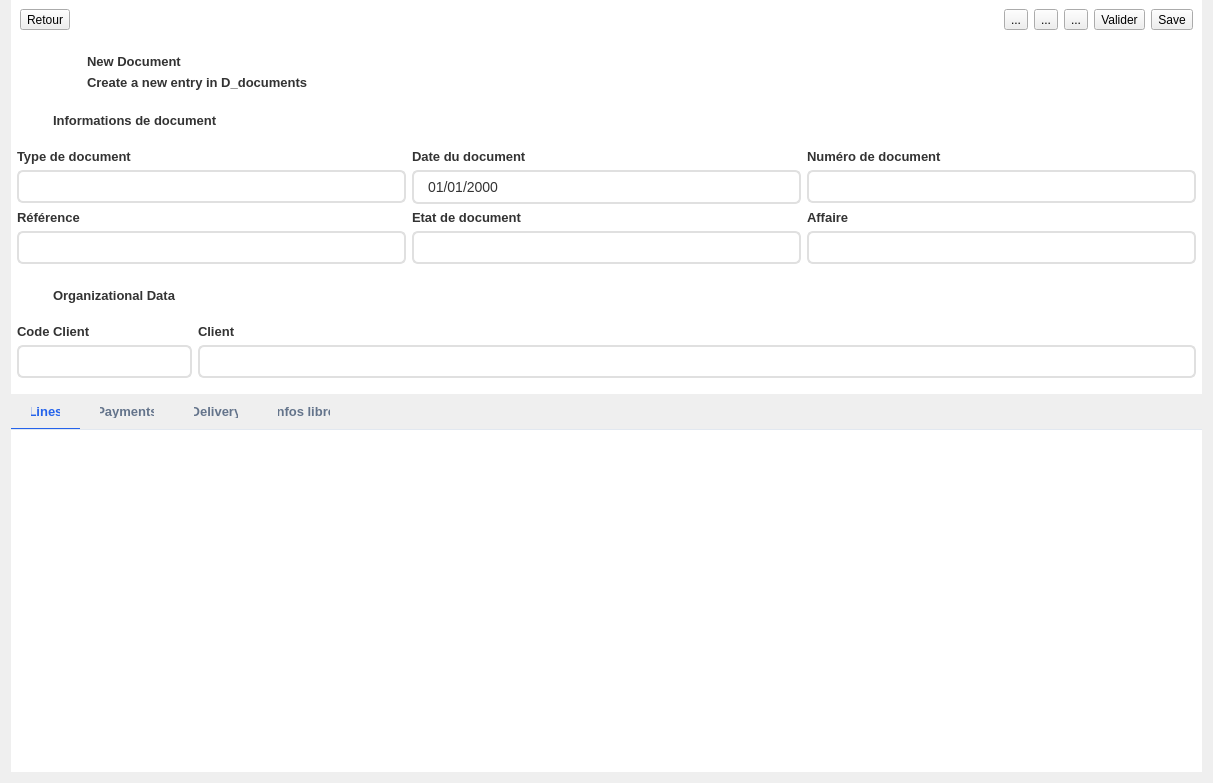
Qt form modules/ventes/nouveau_document.ui (lak-barmajyat/AZENZ-Commercial) before a commit.
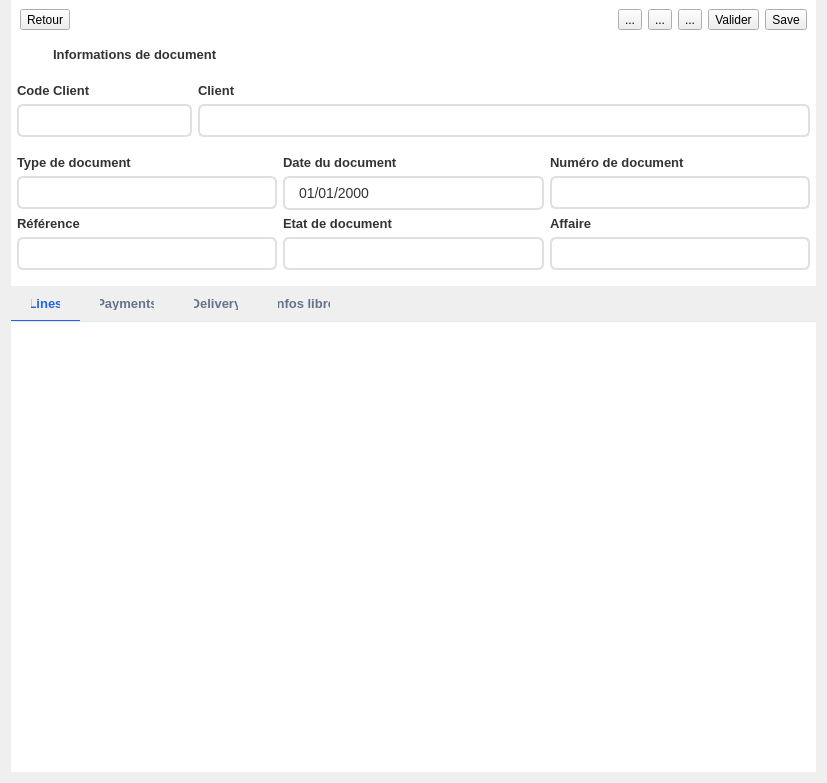
The same form after that commit. The open tabs and pages were chosen to show the change. Icons and pictures are not drawn. Custom widgets are drawn as their Qt base class.

Commit message: fix backend entries in nouveau doc

```diff
--- a/modules/ventes/nouveau_document.ui
+++ b/modules/ventes/nouveau_document.ui
@@ -6,7 +6,7 @@
    <rect>
     <x>0</x>
     <y>0</y>
-    <width>1213</width>
+    <width>827</width>
     <height>783</height>
    </rect>
   </property>
@@ -700,101 +700,6 @@
      </layout>
     </widget>
    </item>
-   <item>
-    <widget class="QFrame" name="frame_6">
-     <property name="sizePolicy">
-      <sizepolicy hsizetype="Preferred" vsizetype="Maximum">
-       <horstretch>0</horstretch>
-       <verstretch>0</verstretch>
-      </sizepolicy>
-     </property>
-     <property name="frameShape">
-      <enum>QFrame::StyledPanel</enum>
-     </property>
-     <property name="frameShadow">
-      <enum>QFrame::Raised</enum>
-     </property>
-     <property name="class" stdset="0">
-      <string>card</string>
-     </property>
-     <layout class="QHBoxLayout" name="horizontalLayout_4">
-      <property name="leftMargin">
-       <number>20</number>
-      </property>
-      <property name="topMargin">
-       <number>15</number>
-      </property>
-      <property name="rightMargin">
-       <number>5</number>
-      </property>
-      <property name="bottomMargin">
-       <number>15</number>
-      </property>
-      <item>
-       <widget class="QLabel" name="label_6">
-        <property name="sizePolicy">
-         <sizepolicy hsizetype="Expanding" vsizetype="Expanding">
-          <horstretch>0</horstretch>
-          <verstretch>0</verstretch>
-         </sizepolicy>
-        </property>
-        <property name="maximumSize">
-         <size>
-          <width>50</width>
-          <height>55</height>
-         </size>
-        </property>
-        <property name="styleSheet">
-         <string notr="true">#label_6 {
-	padding: 10px;
-	image: url(:/icons/icons/nouveau-document.svg);
-}</string>
-        </property>
-        <property name="text">
-         <string/>
-        </property>
-        <property name="scaledContents">
-         <bool>true</bool>
-        </property>
-       </widget>
-      </item>
-      <item>
-       <layout class="QVBoxLayout" name="verticalLayout_4">
-        <property name="leftMargin">
-         <number>0</number>
-        </property>
-        <item>
-         <widget class="QLabel" name="label_10">
-          <property name="text">
-           <string>New Document</string>
-          </property>
-         </widget>
-        </item>
-        <item>
-         <widget class="QLabel" name="label_9">
-          <property name="text">
-           <string>Create a new entry in D_documents</string>
-          </property>
-         </widget>
-        </item>
-       </layout>
-      </item>
-      <item>
-       <spacer name="horizontalSpacer_2">
-        <property name="orientation">
-         <enum>Qt::Horizontal</enum>
-        </property>
-        <property name="sizeHint" stdset="0">
-         <size>
-          <width>40</width>
-          <height>20</height>
-         </size>
-        </property>
-       </spacer>
-      </item>
-     </layout>
-    </widget>
-   </item>
    <item>
     <widget class="QFrame" name="frame">
      <property name="sizePolicy">
@@ -813,6 +718,9 @@
       <string>card</string>
      </property>
      <layout class="QVBoxLayout" name="verticalLayout_3">
+      <property name="spacing">
+       <number>6</number>
+      </property>
       <property name="leftMargin">
        <number>0</number>
       </property>
@@ -889,6 +797,53 @@
         </layout>
        </widget>
       </item>
+      <item>
+       <layout class="QGridLayout" name="gridLayout_2" columnstretch="0,0,0">
+        <property name="leftMargin">
+         <number>6</number>
+        </property>
+        <property name="topMargin">
+         <number>6</number>
+        </property>
+        <property name="rightMargin">
+         <number>6</number>
+        </property>
+        <property name="bottomMargin">
+         <number>6</number>
+        </property>
+        <item row="0" column="2">
+         <widget class="QLabel" name="label_13">
+          <property name="text">
+           <string>Client</string>
+          </property>
+         </widget>
+        </item>
+        <item row="0" column="1">
+         <widget class="QLabel" name="label_8">
+          <property name="text">
+           <string>Code Client</string>
+          </property>
+         </widget>
+        </item>
+        <item row="1" column="1">
+         <widget class="QLineEdit" name="CodeClientEntry">
+          <property name="maximumSize">
+           <size>
+            <width>175</width>
+            <height>16777215</height>
+           </size>
+          </property>
+         </widget>
+        </item>
+        <item row="1" column="2">
+         <widget class="QComboBox" name="ClientcomboBox">
+          <property name="editable">
+           <bool>true</bool>
+          </property>
+         </widget>
+        </item>
+       </layout>
+      </item>
       <item>
        <layout class="QGridLayout" name="gridLayout" rowstretch="0,0,0,0">
         <property name="leftMargin">
@@ -903,20 +858,10 @@
         <property name="bottomMargin">
          <number>6</number>
         </property>
-        <item row="0" column="2">
-         <widget class="QLabel" name="label_4">
+        <item row="2" column="2">
+         <widget class="QLabel" name="label_12">
           <property name="text">
-           <string>Numéro de document</string>
-          </property>
-         </widget>
-        </item>
-        <item row="3" column="2">
-         <widget class="QLineEdit" name="AffaireEntry"/>
-        </item>
-        <item row="0" column="1">
-         <widget class="QLabel" name="label_3">
-          <property name="text">
-           <string>Date du document</string>
+           <string>Affaire</string>
           </property>
          </widget>
         </item>
@@ -930,6 +875,53 @@
           </property>
          </widget>
         </item>
+        <item row="3" column="1">
+         <widget class="QComboBox" name="EtatDocComboBox">
+          <property name="sizePolicy">
+           <sizepolicy hsizetype="Expanding" vsizetype="Fixed">
+            <horstretch>0</horstretch>
+            <verstretch>0</verstretch>
+           </sizepolicy>
+          </property>
+         </widget>
+        </item>
+        <item row="2" column="1">
+         <widget class="QLabel" name="label_11">
+          <property name="text">
+           <string>Etat de document</string>
+          </property>
+         </widget>
+        </item>
+        <item row="0" column="1">
+         <widget class="QLabel" name="label_3">
+          <property name="text">
+           <string>Date du document</string>
+          </property>
+         </widget>
+        </item>
+        <item row="3" column="0">
+         <widget class="QLineEdit" name="ReferenceEntry"/>
+        </item>
+        <item row="3" column="2">
+         <widget class="QComboBox" name="AffairecomboBox"/>
+        </item>
+        <item row="1" column="2">
+         <widget class="QLineEdit" name="NumeroDocEntry"/>
+        </item>
+        <item row="0" column="0">
+         <widget class="QLabel" name="label">
+          <property name="text">
+           <string>Type de document</string>
+          </property>
+         </widget>
+        </item>
+        <item row="0" column="2">
+         <widget class="QLabel" name="label_4">
+          <property name="text">
+           <string>Numéro de document</string>
+          </property>
+         </widget>
+        </item>
         <item row="1" column="1">
          <widget class="QDateEdit" name="DateDocDateEdit">
           <property name="sizePolicy">
@@ -946,9 +938,6 @@
           </property>
          </widget>
         </item>
-        <item row="3" column="0">
-         <widget class="QLineEdit" name="ReferenceEntry"/>
-        </item>
         <item row="2" column="0">
          <widget class="QLabel" name="label_5">
           <property name="text">
@@ -956,180 +945,6 @@
           </property>
          </widget>
         </item>
-        <item row="1" column="2">
-         <widget class="QLineEdit" name="NumeroDocEntry"/>
-        </item>
-        <item row="0" column="0">
-         <widget class="QLabel" name="label">
-          <property name="text">
-           <string>Type de document</string>
-          </property>
-         </widget>
-        </item>
-        <item row="2" column="1">
-         <widget class="QLabel" name="label_11">
-          <property name="text">
-           <string>Etat de document</string>
-          </property>
-         </widget>
-        </item>
-        <item row="2" column="2">
-         <widget class="QLabel" name="label_12">
-          <property name="text">
-           <string>Affaire</string>
-          </property>
-         </widget>
-        </item>
-        <item row="3" column="1">
-         <widget class="QComboBox" name="EtatDocComboBox">
-          <property name="sizePolicy">
-           <sizepolicy hsizetype="Expanding" vsizetype="Fixed">
-            <horstretch>0</horstretch>
-            <verstretch>0</verstretch>
-           </sizepolicy>
-          </property>
-         </widget>
-        </item>
-       </layout>
-      </item>
-     </layout>
-    </widget>
-   </item>
-   <item>
-    <widget class="QFrame" name="frame_3">
-     <property name="sizePolicy">
-      <sizepolicy hsizetype="Preferred" vsizetype="Maximum">
-       <horstretch>0</horstretch>
-       <verstretch>0</verstretch>
-      </sizepolicy>
-     </property>
-     <property name="frameShape">
-      <enum>QFrame::StyledPanel</enum>
-     </property>
-     <property name="frameShadow">
-      <enum>QFrame::Raised</enum>
-     </property>
-     <property name="class" stdset="0">
-      <string>card</string>
-     </property>
-     <layout class="QVBoxLayout" name="verticalLayout_5">
-      <property name="leftMargin">
-       <number>0</number>
-      </property>
-      <property name="topMargin">
-       <number>0</number>
-      </property>
-      <property name="rightMargin">
-       <number>0</number>
-      </property>
-      <property name="bottomMargin">
-       <number>10</number>
-      </property>
-      <item>
-       <widget class="QFrame" name="frame_4">
-        <property name="sizePolicy">
-         <sizepolicy hsizetype="Preferred" vsizetype="Expanding">
-          <horstretch>0</horstretch>
-          <verstretch>0</verstretch>
-         </sizepolicy>
-        </property>
-        <property name="maximumSize">
-         <size>
-          <width>16777215</width>
-          <height>40</height>
-         </size>
-        </property>
-        <property name="frameShape">
-         <enum>QFrame::StyledPanel</enum>
-        </property>
-        <property name="frameShadow">
-         <enum>QFrame::Raised</enum>
-        </property>
-        <property name="class" stdset="0">
-         <string>header</string>
-        </property>
-        <layout class="QHBoxLayout" name="horizontalLayout_2">
-         <property name="spacing">
-          <number>7</number>
-         </property>
-         <property name="leftMargin">
-          <number>15</number>
-         </property>
-         <property name="topMargin">
-          <number>8</number>
-         </property>
-         <item>
-          <widget class="QLabel" name="icon_label_2">
-           <property name="maximumSize">
-            <size>
-             <width>20</width>
-             <height>20</height>
-            </size>
-           </property>
-           <property name="styleSheet">
-            <string notr="true">#icon_label {
-	image: url(:/icons/icons/warning.svg);
-}</string>
-           </property>
-           <property name="text">
-            <string/>
-           </property>
-           <property name="scaledContents">
-            <bool>true</bool>
-           </property>
-          </widget>
-         </item>
-         <item>
-          <widget class="QLabel" name="label_7">
-           <property name="text">
-            <string>Organizational Data</string>
-           </property>
-          </widget>
-         </item>
-        </layout>
-       </widget>
-      </item>
-      <item>
-       <layout class="QGridLayout" name="gridLayout_2" columnstretch="0,0,0">
-        <property name="leftMargin">
-         <number>6</number>
-        </property>
-        <property name="topMargin">
-         <number>6</number>
-        </property>
-        <property name="rightMargin">
-         <number>6</number>
-        </property>
-        <property name="bottomMargin">
-         <number>6</number>
-        </property>
-        <item row="0" column="2">
-         <widget class="QLabel" name="label_13">
-          <property name="text">
-           <string>Client</string>
-          </property>
-         </widget>
-        </item>
-        <item row="1" column="2">
-         <widget class="SearchLineEdit" name="ClientEntry"/>
-        </item>
-        <item row="1" column="1">
-         <widget class="QLineEdit" name="CodeClientEntry">
-          <property name="maximumSize">
-           <size>
-            <width>175</width>
-            <height>16777215</height>
-           </size>
-          </property>
-         </widget>
-        </item>
-        <item row="0" column="1">
-         <widget class="QLabel" name="label_8">
-          <property name="text">
-           <string>Code Client</string>
-          </property>
-         </widget>
-        </item>
        </layout>
       </item>
      </layout>
@@ -1144,7 +959,7 @@
       <enum>QTabWidget::Rounded</enum>
      </property>
      <property name="currentIndex">
-      <number>2</number>
+      <number>0</number>
      </property>
      <property name="iconSize">
       <size>
@@ -1502,11 +1317,6 @@
    <header>ui_utils.widgets.document_lines.document_lines_widget</header>
    <container>1</container>
   </customwidget>
-  <customwidget>
-   <class>SearchLineEdit</class>
-   <extends>QLineEdit</extends>
-   <header>ui_utils.widgets.search_line_edit</header>
-  </customwidget>
  </customwidgets>
  <resources>
   <include location="../../resources/resources.qrc"/>
```
The commit also changes 5 other files.
